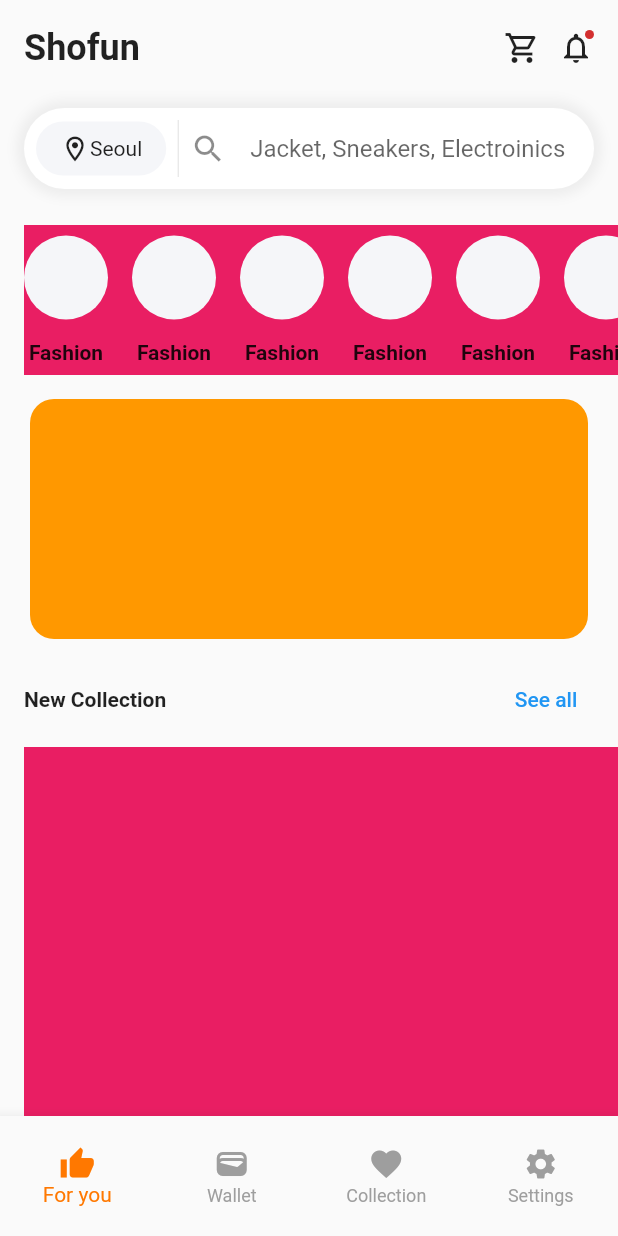
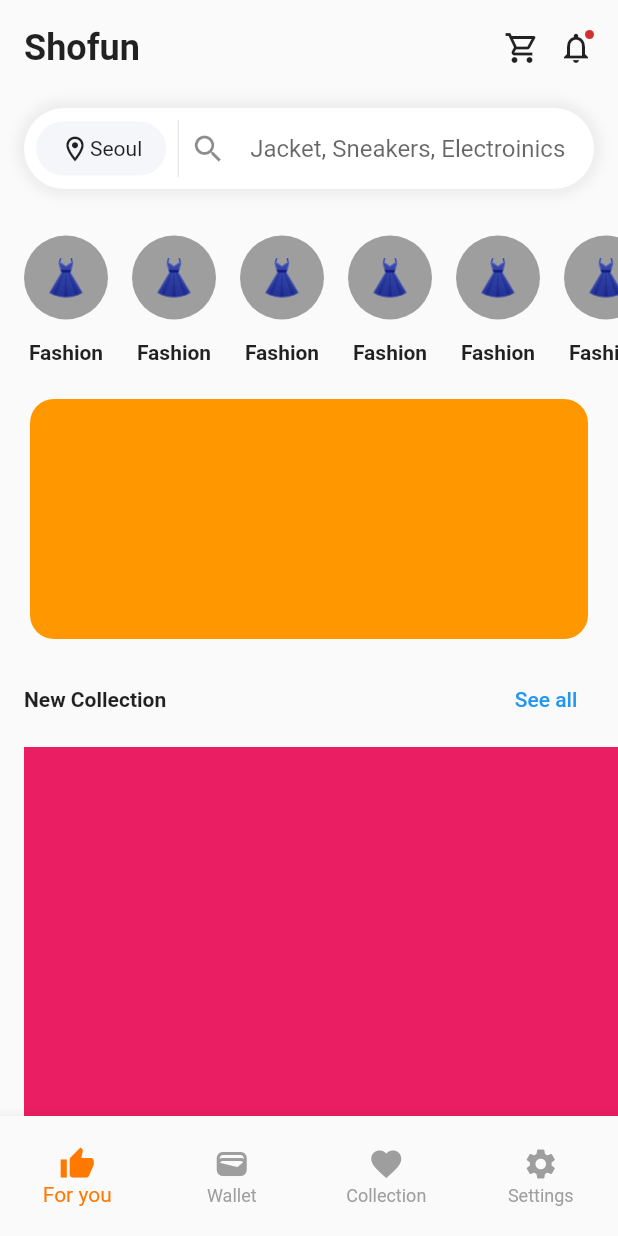
Before and after one commit to JAICHANGPARK/flutter_notebook_chapter_24, a Flutter app: the EcommerceMainPage screen opened directly, on a phone screen of 412 x 824 dp. Run offline on Flutter 3.47's test engine with Material 2 defaults, Android fonts, the phone set to English and light mode, and no system bars; our stand-ins replace flutter_riverpod, freezed_annotation, ionicons, percent_indicator; missing offline and left inert: crypto_font_icons; network calls fail.

Commit message:
Update ecommerce_home_widget.dart

```diff
--- a/lib/ep1383_ecommerce_app/view/ecommerce_home_widget.dart
+++ b/lib/ep1383_ecommerce_app/view/ecommerce_home_widget.dart
@@ -52,17 +52,17 @@ class _EcommerceHomeWidgetState extends State<EcommerceHomeWidget> {
               )
             ],
           ),
-          padding: EdgeInsets.all(8),
+          padding: const EdgeInsets.all(8),
           child: Row(
             children: [
               Container(
                 decoration: BoxDecoration(
                   borderRadius: BorderRadius.circular(24),
-                  color: Color(0xfff5f6f9),
+                  color: const Color(0xfff5f6f9),
                 ),
-                padding: EdgeInsets.symmetric(horizontal: 16, vertical: 8),
+                padding: const EdgeInsets.symmetric(horizontal: 16, vertical: 8),
                 child: Row(
-                  children: [
+                  children: const [
                     Icon(
                       Icons.location_on_outlined,
                       size: 20,
@@ -71,8 +71,8 @@ class _EcommerceHomeWidgetState extends State<EcommerceHomeWidget> {
                   ],
                 ),
               ),
-              VerticalDivider(),
-              Expanded(
+              const VerticalDivider(),
+              const Expanded(
                 child: TextField(
                   decoration: InputDecoration(
                     icon: Icon(Icons.search),
@@ -87,7 +87,6 @@ class _EcommerceHomeWidgetState extends State<EcommerceHomeWidget> {
         Container(
           margin: const EdgeInsets.only(left: 16, bottom: 16, top: 16),
           height: 100,
-          color: Colors.pink,
           child: ListView.builder(
             scrollDirection: Axis.horizontal,
             itemCount: 10,
@@ -96,10 +95,14 @@ class _EcommerceHomeWidgetState extends State<EcommerceHomeWidget> {
                 padding: const EdgeInsets.only(right: 16),
                 child: Column(
                   mainAxisAlignment: MainAxisAlignment.center,
-                  children: [
+                  children: const [
                     CircleAvatar(
                       radius: 28,
-                      backgroundColor: Color(0xfff5f6f9),
+                      backgroundColor: Colors.grey,
+                      child: Text(
+                        "👗",
+                        style: TextStyle(fontSize: 24),
+                      ),
                     ),
                     SizedBox(
                       height: 14,
@@ -147,12 +150,12 @@ class _EcommerceHomeWidgetState extends State<EcommerceHomeWidget> {
                   ),
                 ),
                 Container(
-                  margin: EdgeInsets.fromLTRB(16, 8, 0, 16),
+                  margin: const EdgeInsets.fromLTRB(16, 8, 0, 16),
                   height: 300,
                   color: Colors.pink,
                 ),
                 Container(
-                  margin: EdgeInsets.fromLTRB(16, 16, 0, 16),
+                  margin: const EdgeInsets.fromLTRB(16, 16, 0, 16),
                   height: 300,
                   color: Colors.pink,
                 ),
```
